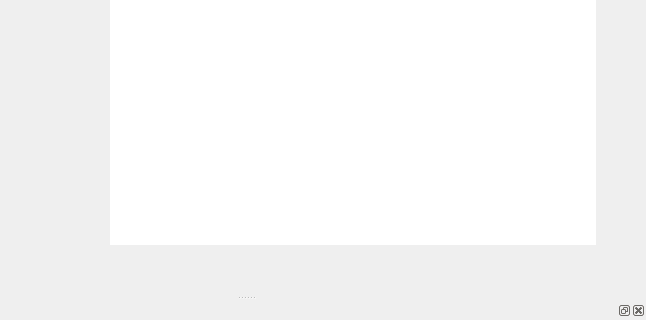
vicr123/theFrame, file frame/mainwindow.ui: the form before one commit; both pictures show x 154 to 800 and y 280 to 600 of the 800 by 600 pixel window.
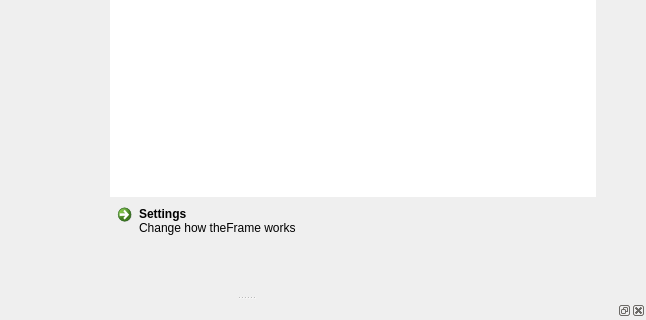
The form after the commit. The open tabs and pages were chosen to show the change. Icons and pictures are not drawn. Custom widgets are drawn as their Qt base class.

Diff of the .ui file:
```diff
--- a/frame/mainwindow.ui
+++ b/frame/mainwindow.ui
@@ -113,6 +113,16 @@
             </property>
            </widget>
           </item>
+          <item>
+           <widget class="QCommandLinkButton" name="settingsButton">
+            <property name="text">
+             <string>Settings</string>
+            </property>
+            <property name="description">
+             <string>Change how theFrame works</string>
+            </property>
+           </widget>
+          </item>
          </layout>
         </item>
        </layout>
```
